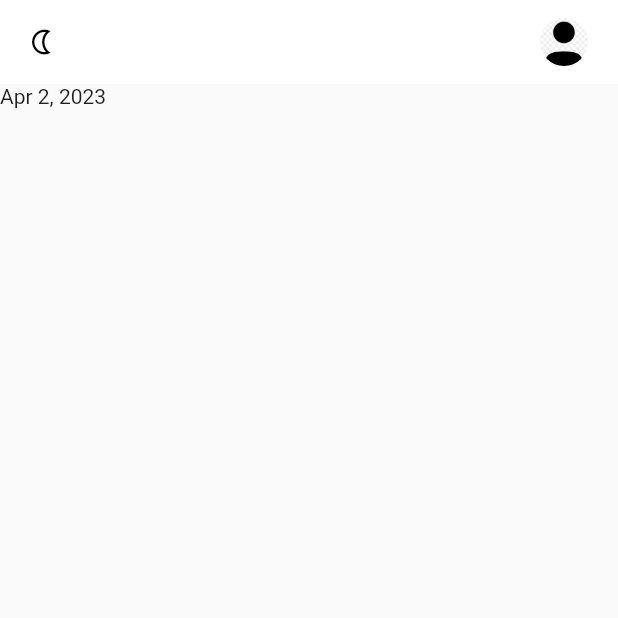
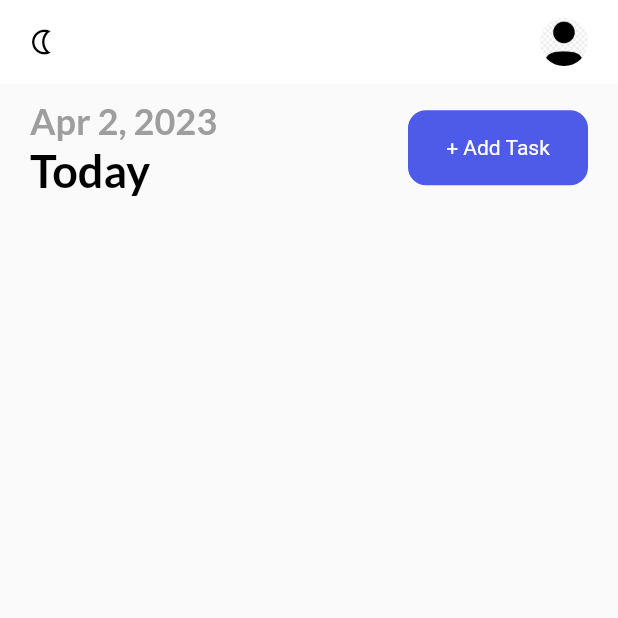
Before and after one commit to mahbubcrx12/Task-Management, a Flutter app: the screen it shows after launch, on a phone screen of 412 x 824 dp, the top half of it. Run offline on Flutter 3.47's test engine with Material 2 defaults, Android fonts, the phone set to English and light mode, and no system bars; our stand-ins replace flutter_local_notifications, get, get_storage, google_fonts, timezone.

Commit message:
adding button

```diff
--- a/lib/view/home.dart
+++ b/lib/view/home.dart
@@ -3,6 +3,8 @@ import 'package:task_management/service/notification_services.dart';
 import 'package:task_management/service/theme_services.dart';
 import 'package:get/get.dart';
 import 'package:intl/intl.dart';
+import 'package:task_management/view/theme.dart';
+import 'package:task_management/view/widgets/MyButton.dart';
 class HomePage extends StatefulWidget {
   const HomePage({Key? key}) : super(key: key);
 
@@ -29,9 +31,34 @@ class _HomePageState extends State<HomePage> {
 
           ),
           body: Column(
-            children: [
-                Text(DateFormat.yMMMd().format(DateTime.now()))
-          ],),
+           children: [
+
+             Container(
+               margin: const EdgeInsets.only(left: 20,right: 20,top: 10),
+               child: Row(
+                 mainAxisAlignment: MainAxisAlignment.spaceBetween,
+                 children: [
+                   Container(
+                     //margin: EdgeInsets.symmetric(horizontal: 20),
+                     child: Column(
+                       crossAxisAlignment: CrossAxisAlignment.start,
+                       children: [
+                         Text(DateFormat.yMMMd().format(DateTime.now()),
+                         style: subHeadingStyle),
+                         Text("Today",
+                         style: headingStyle,)
+                       ],
+                     ),
+                   ),
+                   Padding(
+                     padding: const EdgeInsets.only(right: 0),
+                     child: MyButton(onTap: (){}, label: "+ Add Task"),
+                   )
+                 ],
+               ),
+             )
+           ],
+           ),
         )
     );
   }
--- a/lib/view/theme.dart
+++ b/lib/view/theme.dart
@@ -1,4 +1,6 @@
 import 'package:flutter/material.dart';
+import 'package:google_fonts/google_fonts.dart';
+import 'package:get/get.dart';
 
 const Color bluishClr = Color(0xFF4e5ae8);
 const Color yellowClr = Color(0xFFFFB746);
@@ -20,3 +22,22 @@ class Themes {
   brightness: Brightness.dark
   );
 }
+TextStyle get subHeadingStyle{
+  return GoogleFonts.lato(
+      textStyle: TextStyle(
+          fontSize: 24,
+          fontWeight: FontWeight.bold,
+        color: Get.isDarkMode ? Colors.grey[400] : Colors.grey
+      )
+  );
+}
+
+TextStyle get headingStyle{
+  return GoogleFonts.lato(
+      textStyle: TextStyle(
+          fontSize: 30,
+          fontWeight: FontWeight.bold,
+          color: Get.isDarkMode ? Colors.white : Colors.black
+      )
+  );
+}
--- /dev/null
+++ b/lib/view/widgets/MyButton.dart
@@ -0,0 +1,29 @@
+import 'package:flutter/material.dart';
+import 'package:task_management/view/theme.dart';
+
+class MyButton extends StatelessWidget {
+  final String label;
+  final Function()? onTap;
+  const MyButton({Key? key,required this.onTap,required this.label}) : super(key: key);
+
+  @override
+  Widget build(BuildContext context) {
+    return GestureDetector(
+      onTap: ()=> onTap,
+      child: Container(
+        width: 120,
+        height: 50,
+        decoration: BoxDecoration(
+          borderRadius: BorderRadius.circular(12),
+          color: primaryClr
+        ),
+        child: Center(
+          child: Text(label,
+          style: TextStyle(
+            color: Colors.white
+          ),),
+        ),
+      ),
+    );
+  }
+}
```
